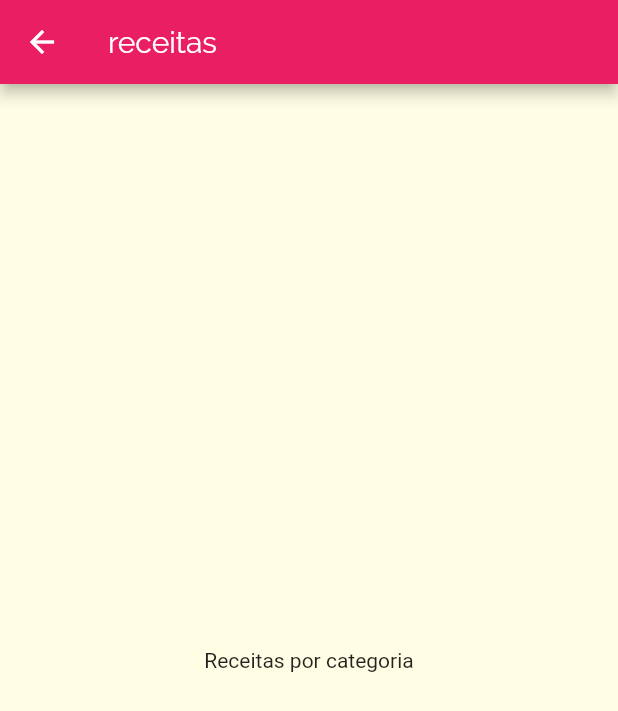
After one commit to arthurdeoliveiraribeiro/meals, a Flutter app: the screen it shows after launch, after a tap on "Italiano", on a phone screen of 412 x 824 dp. The commit adds this screen. Shown: the top 711 px of the screen. Run offline on Flutter 3.47's test engine with Material 2 defaults, Android fonts, the phone set to English and light mode, and no system bars.

Commit message:
navegação de telas

```diff
--- a/lib/components/category_item.dart
+++ b/lib/components/category_item.dart
@@ -1,13 +1,30 @@
 import 'package:flutter/material.dart';
 import '../models/category.dart';
+import '../screens/categories_meals_screen.dart';
 
 class CategoryItem extends StatelessWidget {
   final Category category;
 
   const CategoryItem(this.category);
+
+  void _selectCategory(BuildContext context){
+    Navigator.of(context).push(
+      MaterialPageRoute(
+        builder: (_){
+          return CategoriesMealsScreen();
+          //navegando para outra nela
+        },
+      ),
+      );
+  }
   @override
   Widget  build(BuildContext context) {
-    return Container(
+    return InkWell(
+          //Para quando eu clicar nesse Widget ir para outra tela
+          onTap: () => _selectCategory(context),
+          splashColor: Theme.of(context).primaryColor,
+          borderRadius: BorderRadius.circular(15),
+          child: Container(
             padding: EdgeInsets.all(15),
             child: Text(
               category.title,
@@ -25,6 +42,7 @@ class CategoryItem extends StatelessWidget {
 
               )
             ),
+      ),
     );
   }
 }
--- a/lib/main.dart
+++ b/lib/main.dart
@@ -12,7 +12,7 @@ class MyApp extends StatelessWidget {
         primarySwatch: Colors.pink,
         accentColor: Colors.amber,
         fontFamily: 'Raleway',
-        canvasColor: ,
+        canvasColor: Color.fromRGBO(255, 254, 229, 1),
         textTheme: ThemeData.light().textTheme.copyWith(
           headline6: TextStyle(
             fontSize: 20,
--- /dev/null
+++ b/lib/screens/categories_meals_screen.dart
@@ -0,0 +1,15 @@
+import 'package:flutter/material.dart';
+
+class CategoriesMealsScreen extends StatelessWidget {
+  @override
+  Widget build(BuildContext context) {
+    return Scaffold(
+      appBar: AppBar(
+        title: Text('receitas'),
+      ),
+      body: Center(
+        child:Text('Receitas por categoria'),
+      )
+    );
+  }
+}
```
Lines whose indentation alone changed are shown as unchanged.
